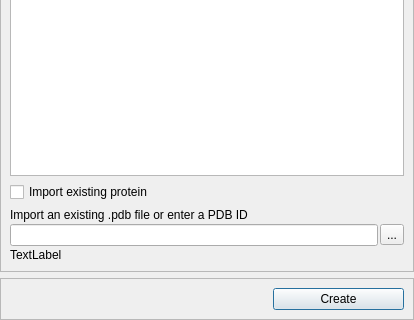
Old version of the form pyssa/gui/ui/forms/create_project_view.ui in the repository urban233/PySSA; both pictures show x 0 to 414 and y 328 to 648 of the 414 by 648 pixel window.
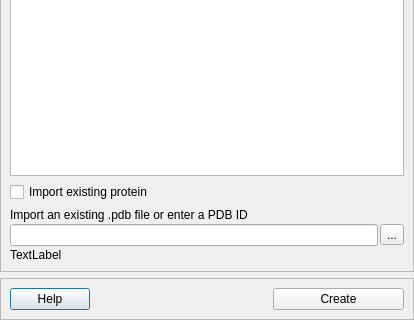
New version of the form.

Commit message: update: added new help design to dialogs

```diff
--- a/pyssa/gui/ui/forms/create_project_view.ui
+++ b/pyssa/gui/ui/forms/create_project_view.ui
@@ -141,6 +141,13 @@
      <layout class="QVBoxLayout" name="verticalLayout_3">
       <item>
        <layout class="QHBoxLayout" name="horizontalLayout">
+        <item>
+         <widget class="QPushButton" name="btn_help">
+          <property name="text">
+           <string>Help</string>
+          </property>
+         </widget>
+        </item>
         <item>
          <spacer name="horizontalSpacer_10">
           <property name="orientation">
```
The commit also changes 20 other files.
